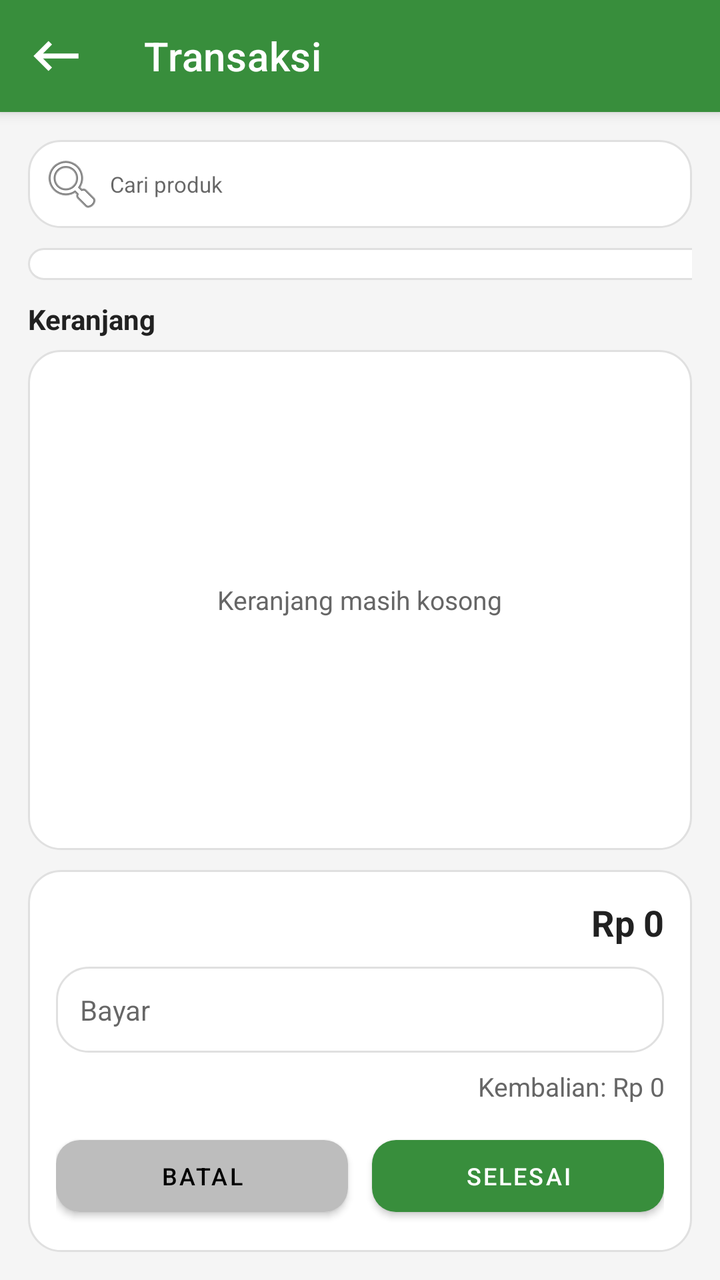
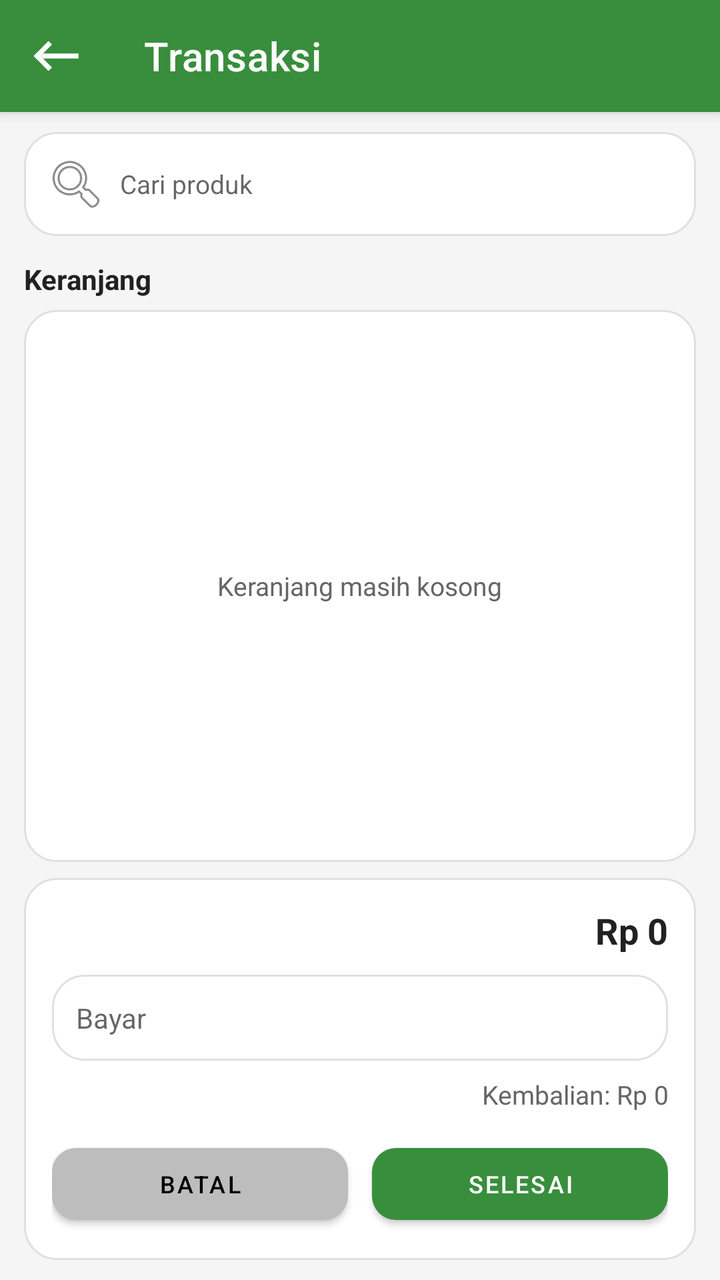

Two renders of the same Android screen: before a commit and after it. Below are the layout's source before the change and the commit's diff.
<!-- AndroidManifest.xml: application theme Theme.DasPos -->
<!-- res/layout/activity_transaction.xml -->
<?xml version="1.0" encoding="utf-8"?>
<LinearLayout xmlns:android="http://schemas.android.com/apk/res/android"
    xmlns:app="http://schemas.android.com/apk/res-auto"
    android:layout_width="match_parent"
    android:layout_height="match_parent"
    android:background="@color/warm_gray"
    android:orientation="vertical">

    <com.google.android.material.appbar.MaterialToolbar
        android:id="@+id/toolbar"
        style="@style/DasPosToolbar"
        android:layout_width="match_parent"
        android:layout_height="?attr/actionBarSize"
        app:navigationIcon="@drawable/ic_back"
        app:title="@string/transactions" />

    <LinearLayout
        android:layout_width="match_parent"
        android:layout_height="match_parent"
        android:orientation="vertical"
        android:padding="14dp">

        <EditText
            android:id="@+id/etSearchProduct"
            android:layout_width="match_parent"
            android:layout_height="wrap_content"
            android:background="@drawable/bg_input"
            android:drawableStart="@android:drawable/ic_menu_search"
            android:drawablePadding="3dp"
            android:hint="@string/search_product"
            android:padding="6dp"
            android:textSize="11sp" />

        <FrameLayout
            android:layout_width="match_parent"
            android:layout_height="0dp"
            android:layout_marginTop="10dp"
            android:layout_weight="1">

            <LinearLayout
                android:layout_width="match_parent"
                android:layout_height="match_parent"
                android:orientation="vertical">

                <FrameLayout
                    android:layout_width="match_parent"
                    android:layout_height="wrap_content">

                    <androidx.recyclerview.widget.RecyclerView
                        android:id="@+id/rvSearchResult"
                        android:layout_width="354dp"
                        android:layout_height="wrap_content"
                        android:background="@drawable/bg_card"
                        android:nestedScrollingEnabled="false"
                        android:gravity="center"
                        android:paddingLeft="36dp"
                        android:paddingTop="0dp"
                        android:paddingRight="36dp" />

                    <LinearLayout
                        android:id="@+id/layoutSearchState"
                        android:layout_width="match_parent"
                        android:layout_height="wrap_content"
                        android:gravity="center"
                        android:orientation="vertical"
                        android:padding="12dp"
                        android:visibility="gone">

                        <ProgressBar
                            android:id="@+id/progressSearch"
                            android:layout_width="wrap_content"
                            android:layout_height="wrap_content" />

                        <TextView
                            android:id="@+id/tvSearchState"
                            android:layout_width="wrap_content"
                            android:layout_height="wrap_content"
                            android:layout_marginTop="6dp"
                            android:textColor="@color/text_secondary"
                            android:textSize="11sp" />
                    </LinearLayout>
                </FrameLayout>

                <TextView
                    android:layout_width="wrap_content"
                    android:layout_height="wrap_content"
                    android:layout_marginTop="10dp"
                    android:layout_marginBottom="6dp"
                    android:text="@string/cart"
                    android:textColor="@color/text_primary"
                    android:textSize="14sp"
                    android:textStyle="bold" />

                <FrameLayout
                    android:layout_width="match_parent"
                    android:layout_height="0dp"
                    android:layout_weight="1"
                    android:background="@drawable/bg_card">

                    <androidx.recyclerview.widget.RecyclerView
                        android:id="@+id/rvCart"
                        android:layout_width="match_parent"
                        android:layout_height="match_parent"
                        android:padding="10dp" />

                    <LinearLayout
                        android:id="@+id/layoutCartState"
                        android:layout_width="match_parent"
                        android:layout_height="match_parent"
                        android:gravity="center"
                        android:orientation="vertical"
                        android:padding="0dp">

                        <TextView
                            android:layout_width="wrap_content"
                            android:layout_height="wrap_content"
                            android:text="@string/empty_cart"
                            android:textColor="@color/text_secondary"
                            android:textSize="13sp" />
                    </LinearLayout>
                </FrameLayout>
            </LinearLayout>
        </FrameLayout>

        <LinearLayout
            android:layout_width="match_parent"
            android:layout_height="wrap_content"
            android:layout_marginTop="10dp"
            android:background="@drawable/bg_card"
            android:orientation="vertical"
            android:padding="14dp">

            <TextView
                android:id="@+id/tvTotal"
                android:layout_width="match_parent"
                android:layout_height="wrap_content"
                android:gravity="end"
                android:text="Rp 0"
                android:textColor="@color/text_primary"
                android:textSize="18sp"
                android:textStyle="bold" />

            <EditText
                android:id="@+id/etPay"
                android:layout_width="match_parent"
                android:layout_height="wrap_content"
                android:layout_marginTop="10dp"
                android:background="@drawable/bg_input"
                android:hint="@string/pay"
                android:inputType="number"
                android:padding="12dp"
                android:textSize="14sp" />

            <TextView
                android:id="@+id/tvChange"
                android:layout_width="match_parent"
                android:layout_height="wrap_content"
                android:layout_marginTop="8dp"
                android:gravity="end"
                android:text="Kembalian: Rp 0"
                android:textColor="@color/text_secondary"
                android:textSize="13sp" />

            <LinearLayout
                android:layout_width="match_parent"
                android:layout_height="wrap_content"
                android:layout_marginTop="12dp"
                android:orientation="horizontal">

                <com.google.android.material.button.MaterialButton
                    android:id="@+id/btnCancel"
                    style="@style/DasPosGrayButton"
                    android:layout_width="0dp"
                    android:layout_height="wrap_content"
                    android:layout_marginEnd="6dp"
                    android:layout_weight="1"
                    android:text="@string/cancel" />

                <com.google.android.material.button.MaterialButton
                    android:id="@+id/btnFinish"
                    style="@style/DasPosPrimaryButton"
                    android:layout_width="0dp"
                    android:layout_height="wrap_content"
                    android:layout_marginStart="6dp"
                    android:layout_weight="1"
                    android:text="@string/finish" />
            </LinearLayout>
        </LinearLayout>
    </LinearLayout>
</LinearLayout>
<!-- resources referenced by this layout -->
<resources>
  <color name="text_primary">#212121</color>
  <color name="text_secondary">#666666</color>
  <color name="warm_gray">#F5F5F5</color>
  <!-- drawable bg_card (drawable) -->
  <?xml version="1.0" encoding="utf-8"?>
  <shape xmlns:android="http://schemas.android.com/apk/res/android">
      <solid android:color="@color/surface_white" />
      <corners android:radius="16dp" />
      <padding android:left="16dp" android:top="16dp" android:right="16dp" android:bottom="16dp" />
      <stroke android:width="1dp" android:color="@color/divider" />
  </shape>
  <!-- drawable bg_input (drawable) -->
  <?xml version="1.0" encoding="utf-8"?>
  
  <shape xmlns:android="http://schemas.android.com/apk/res/android">
      <solid android:color="@color/surface_white" />
      <corners android:radius="16dp" />
      <padding android:left="16dp" android:top="16dp" android:right="16dp" android:bottom="16dp" />
      <stroke android:width="1dp" android:color="@color/divider" />
  </shape>
  <!-- drawable ic_back (drawable) -->
  <vector xmlns:android="http://schemas.android.com/apk/res/android"
      android:width="30dp"
      android:height="30dp"
      android:tint="#FFFFFF"
      android:viewportWidth="24"
      android:viewportHeight="24">
      <path
          android:fillColor="@android:color/white"
          android:pathData="M21,11H6.83l3.58,-3.59L9,6l-6,6 6,6 1.41,-1.41L6.83,13H21z" />
  </vector>
  <string name="cancel">Batal</string>
  <string name="cart">Keranjang</string>
  <string name="empty_cart">Keranjang masih kosong</string>
  <string name="finish">Selesai</string>
  <string name="pay">Bayar</string>
  <string name="search_product">Cari produk</string>
  <string name="transactions">Transaksi</string>
  <style name="DasPosGrayButton" parent="Widget.MaterialComponents.Button">
          <item name="backgroundTint">@color/button_gray</item>
          <item name="android:textColor">@android:color/black</item>
          <item name="android:textSize">12sp</item>
          <item name="cornerRadius">12dp</item>
          <item name="android:minHeight">48dp</item>
      </style>
  <style name="DasPosPrimaryButton" parent="Widget.MaterialComponents.Button">
          <item name="backgroundTint">@color/primary_green</item>
          <item name="android:textColor">@color/surface_white</item>
          <item name="android:textSize">12sp</item>
          <item name="cornerRadius">12dp</item>
          <item name="android:minHeight">48dp</item>
      </style>
  <style name="DasPosToolbar" parent="Widget.MaterialComponents.Toolbar.Primary">
          <item name="android:background">@color/primary_green</item>
          <item name="titleTextColor">@color/surface_white</item>
          <item name="navigationIconTint">@color/surface_white</item>
      </style>
  <style name="Theme.DasPos" parent="Theme.MaterialComponents.Light.NoActionBar">
          <item name="colorPrimary">@color/primary_green</item>
          <item name="colorPrimaryVariant">@color/primary_green_dark</item>
          <item name="colorOnPrimary">@color/surface_white</item>
          <item name="colorSurface">@color/surface_white</item>
          <item name="android:statusBarColor">@color/primary_green_dark</item>
      </style>
  <color name="surface_white">#FFFFFF</color>
  <color name="divider">#E0E0E0</color>
  <color name="button_gray">#BDBDBD</color>
  <color name="primary_green">#388E3C</color>
  <color name="primary_green_dark">#2E7D32</color>
</resources>

<!-- the commit's change to res/layout/activity_transaction.xml (unified diff, before → after) -->
@@ -18,29 +18,40 @@
         android:layout_width="match_parent"
         android:layout_height="match_parent"
         android:orientation="vertical"
-        android:padding="14dp">
-
-        <EditText
-            android:id="@+id/etSearchProduct"
-            android:layout_width="match_parent"
-            android:layout_height="wrap_content"
-            android:background="@drawable/bg_input"
-            android:drawableStart="@android:drawable/ic_menu_search"
-            android:drawablePadding="3dp"
-            android:hint="@string/search_product"
-            android:padding="6dp"
-            android:textSize="11sp" />
+        android:paddingStart="12dp"
+        android:paddingEnd="12dp"
+        android:paddingTop="10dp"
+        android:paddingBottom="10dp">
 
         <FrameLayout
             android:layout_width="match_parent"
-            android:layout_height="0dp"
-            android:layout_marginTop="10dp"
-            android:layout_weight="1">
-
-            <LinearLayout
-                android:layout_width="match_parent"
-                android:layout_height="match_parent"
-                android:orientation="vertical">
+            android:layout_height="wrap_content">
+
+            <EditText
+                android:id="@+id/etSearchProduct"
+                android:layout_width="match_parent"
+                android:layout_height="wrap_content"
+                android:background="@drawable/bg_input"
+                android:drawableStart="@android:drawable/ic_menu_search"
+                android:drawablePadding="6dp"
+                android:hint="@string/search_product"
+                android:paddingStart="10dp"
+                android:paddingTop="10dp"
+                android:paddingEnd="10dp"
+                android:paddingBottom="10dp"
+                android:textSize="13sp" />
+
+            <com.google.android.material.card.MaterialCardView
+                android:id="@+id/searchDropdownCard"
+                android:layout_width="match_parent"
+                android:layout_height="wrap_content"
+                android:layout_marginTop="52dp"
+                android:visibility="gone"
+                app:cardBackgroundColor="@android:color/white"
+                app:cardCornerRadius="14dp"
+                app:cardElevation="10dp"
+                app:strokeColor="@color/divider"
+                app:strokeWidth="1dp">
 
                 <FrameLayout
                     android:layout_width="match_parent"
@@ -48,14 +59,11 @@
 
                     <androidx.recyclerview.widget.RecyclerView
                         android:id="@+id/rvSearchResult"
-                        android:layout_width="354dp"
+                        android:layout_width="match_parent"
                         android:layout_height="wrap_content"
-                        android:background="@drawable/bg_card"
+                        android:maxHeight="280dp"
                         android:nestedScrollingEnabled="false"
-                        android:gravity="center"
-                        android:paddingLeft="36dp"
-                        android:paddingTop="0dp"
-                        android:paddingRight="36dp" />
+                        android:padding="12dp" />
 
                     <LinearLayout
                         android:id="@+id/layoutSearchState"
@@ -80,11 +88,23 @@
                             android:textSize="11sp" />
                     </LinearLayout>
                 </FrameLayout>
+            </com.google.android.material.card.MaterialCardView>
+        </FrameLayout>
+
+        <FrameLayout
+            android:layout_width="match_parent"
+            android:layout_height="0dp"
+            android:layout_marginTop="12dp"
+            android:layout_weight="1.15">
+
+            <LinearLayout
+                android:layout_width="match_parent"
+                android:layout_height="match_parent"
+                android:orientation="vertical">
 
                 <TextView
                     android:layout_width="wrap_content"
                     android:layout_height="wrap_content"
-                    android:layout_marginTop="10dp"
                     android:layout_marginBottom="6dp"
                     android:text="@string/cart"
                     android:textColor="@color/text_primary"
@@ -125,7 +145,7 @@
         <LinearLayout
             android:layout_width="match_parent"
             android:layout_height="wrap_content"
-            android:layout_marginTop="10dp"
+            android:layout_marginTop="8dp"
             android:background="@drawable/bg_card"
             android:orientation="vertical"
             android:padding="14dp">
